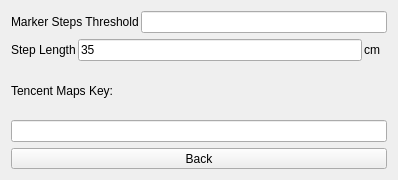
Qt form src/Exercise/StepsOptions.ui (ic005k/Knot) before a commit.
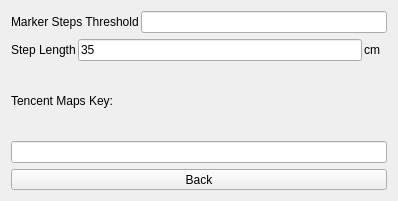
The same form after that commit.

```diff
--- a/src/Exercise/StepsOptions.ui
+++ b/src/Exercise/StepsOptions.ui
@@ -7,7 +7,7 @@
     <x>0</x>
     <y>0</y>
     <width>398</width>
-    <height>180</height>
+    <height>201</height>
    </rect>
   </property>
   <property name="windowTitle">
```
